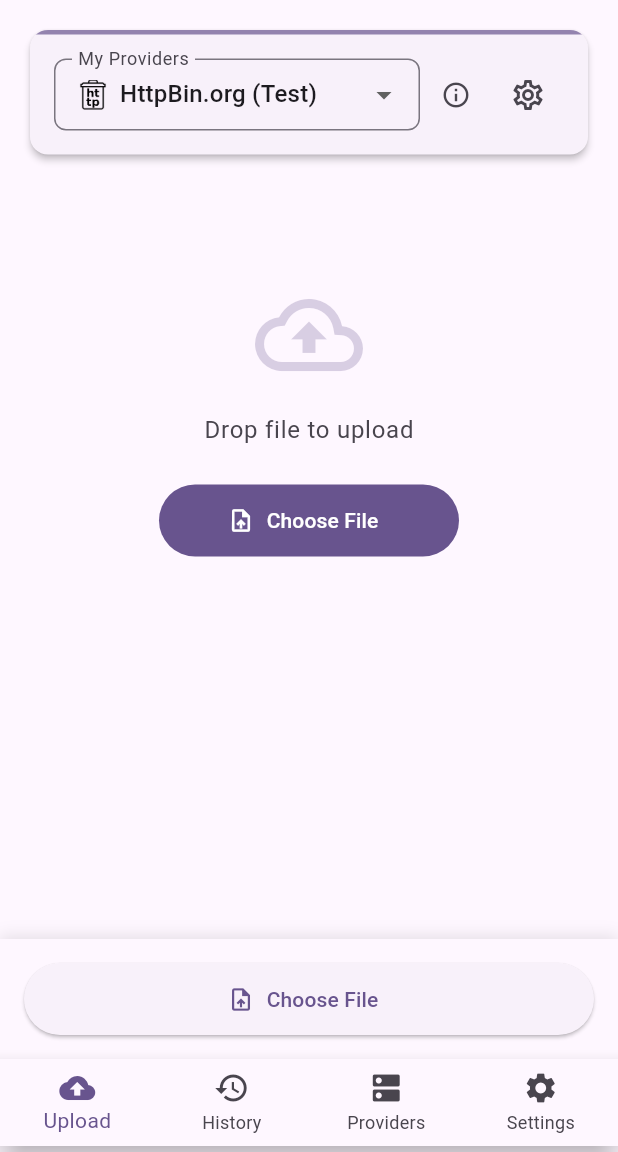
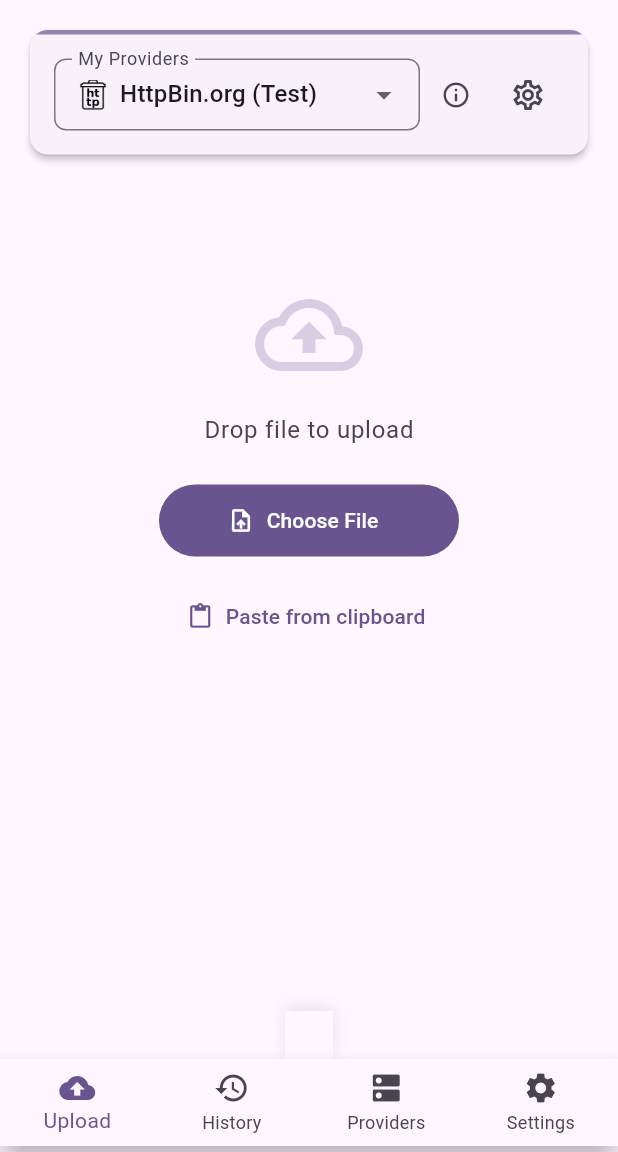
Before and after one commit to xpufx/uppidi-upload, a Flutter app: the screen it shows after launch, on a phone screen of 412 x 824 dp, the part 84-1236 px from its top. Run offline on Flutter 3.47's test engine with Material 3 defaults, Android fonts, the phone set to English and light mode, and no system bars; our stand-ins replace dio, file_picker, flutter_riverpod, flutter_secure_storage, hive, hive_flutter and 2 more; missing offline and left inert: desktop_drop, pasteboard, pro_image_editor, receive_sharing_intent; accounts and stored records are empty.

Commit message:
feat: remove duplicate Choose File, add paste button, switch to Cupertino editor design
- Remove Choose File button from bottom bar idle state (kept center one)
- Add paste button (TextButton.icon) under 'Drop file to upload' area
- Switch pro_image_editor designMode to Cupertino
- Remove metadata badges from dropdown items to prevent name wrapping
- Fix test expectations for FilledButton

```diff
--- a/lib/screens/upload_screen.dart
+++ b/lib/screens/upload_screen.dart
@@ -5,6 +5,7 @@ import 'dart:ui' show ImageFilter;
 import 'package:flutter/foundation.dart' show kIsWeb;
 import 'package:desktop_drop/desktop_drop.dart';
 import 'package:flutter/material.dart';
+import 'package:pasteboard/pasteboard.dart';
 import 'package:flutter_riverpod/flutter_riverpod.dart';
 
 import '../core/config_provider.dart';
@@ -157,6 +158,13 @@ class _UploadScreenState extends ConsumerState<UploadScreen>
                     UploadIdle() => _EmptyUploadState(
                         key: const ValueKey('idle'),
                         onPick: notifier.pickAndUpload,
+                        onPaste: () async {
+                          final img = await Pasteboard.image;
+                          if (img != null) {
+                            notifier.uploadFromBytes(img, 'clipboard.png',
+                                mimeType: 'image/png');
+                          }
+                        },
                       ),
                     UploadFileSelected(
                       fileName: final n,
@@ -797,17 +805,7 @@ class _BottomActionBar extends ConsumerWidget {
       child: SafeArea(
         top: false,
         child: switch (uploadState) {
-          UploadIdle() => SizedBox(
-              width: double.infinity,
-              child: ElevatedButton.icon(
-                icon: const Icon(Icons.upload_file),
-                label: Text(l10n.chooseFile),
-                onPressed: notifier.pickAndUpload,
-                style: ElevatedButton.styleFrom(
-                  minimumSize: const Size.fromHeight(48),
-                ),
-              ),
-            ),
+          UploadIdle() => const SizedBox.shrink(),
           UploadFileSelected() => _FileSelectedBottomBar(notifier: notifier),
           UploadInProgress() => SizedBox(
               width: double.infinity,
@@ -1173,8 +1171,13 @@ class _ProgressOverlay extends StatelessWidget {
 /// Empty state shown when no file is selected.
 class _EmptyUploadState extends StatelessWidget {
   final VoidCallback onPick;
+  final VoidCallback onPaste;
 
-  const _EmptyUploadState({super.key, required this.onPick});
+  const _EmptyUploadState({
+    super.key,
+    required this.onPick,
+    required this.onPaste,
+  });
 
   @override
   Widget build(BuildContext context) {
@@ -1206,6 +1209,12 @@ class _EmptyUploadState extends StatelessWidget {
               label: Text(l10n.chooseFile),
               style: FilledButton.styleFrom(minimumSize: const Size(200, 48)),
             ),
+            const SizedBox(height: 16),
+            TextButton.icon(
+              onPressed: onPaste,
+              icon: const Icon(Icons.content_paste),
+              label: Text(l10n.pasteFromClipboard),
+            ),
           ],
         ),
       ),
--- a/lib/widgets/file_preview.dart
+++ b/lib/widgets/file_preview.dart
@@ -205,7 +205,7 @@ class _FilePreviewState extends State<FilePreview> {
               outputFormat: OutputFormat.jpg,
               jpegQuality: 100,
             ),
-            designMode: ImageEditorDesignMode.material,
+            designMode: ImageEditorDesignMode.cupertino,
           ),
         ),
       ),
```
Also changed, not shown: 1 other file.
